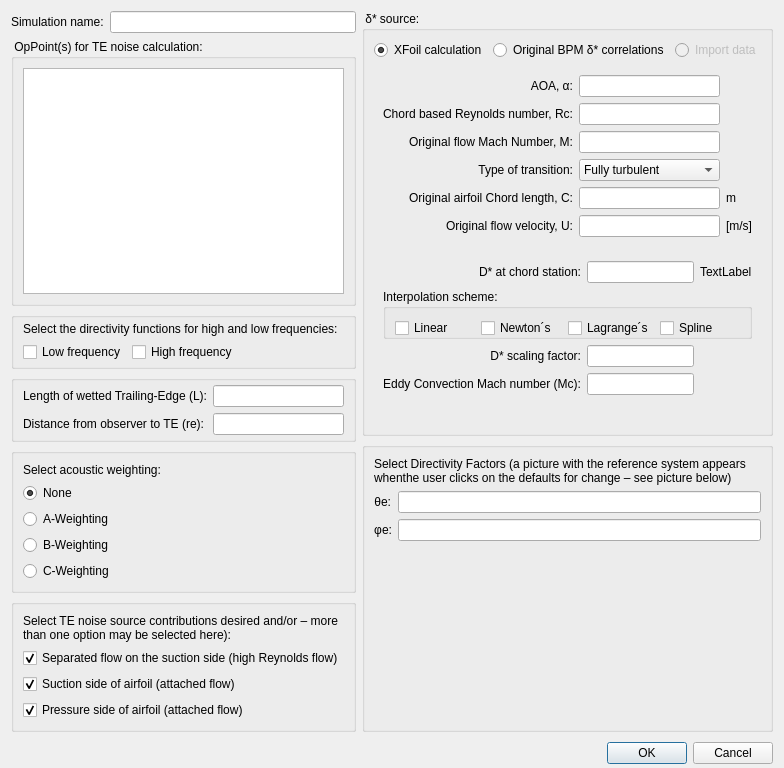
First picture: the form in src/Noise/noisesimulationdialog.ui, repository rmaugusto/qblade, before the edit.
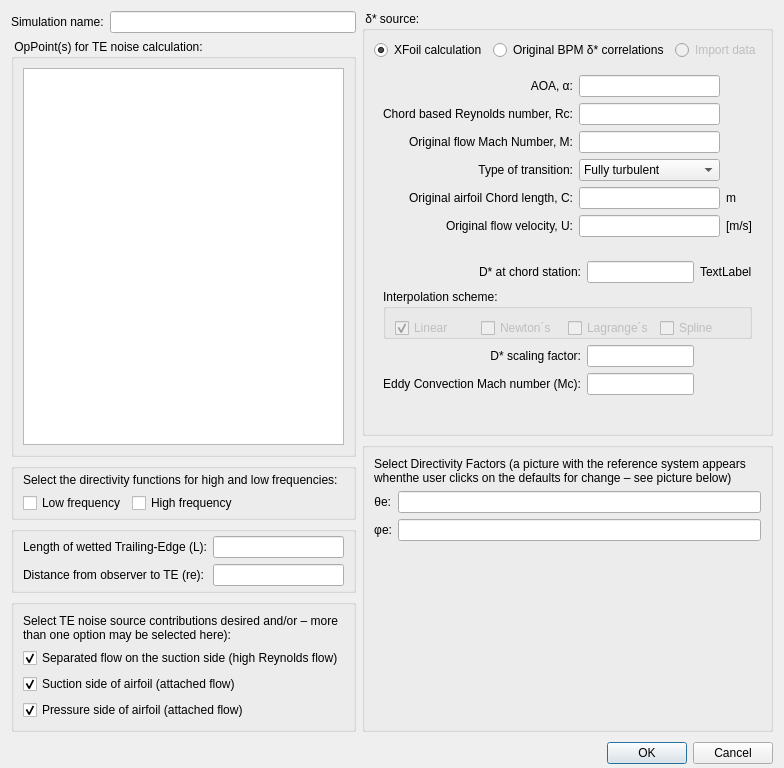
Second picture: the form after the edit. Icons and pictures are not drawn.

Commit message: noise module

```diff
--- a/src/Noise/noisesimulationdialog.ui
+++ b/src/Noise/noisesimulationdialog.ui
@@ -243,6 +243,9 @@
              <layout class="QHBoxLayout" name="horizontalLayout_2">
               <item>
                <widget class="QCheckBox" name="checkLinear">
+                <property name="enabled">
+                 <bool>false</bool>
+                </property>
                 <property name="minimumSize">
                  <size>
                   <width>0</width>
@@ -258,10 +261,19 @@
                 <property name="text">
                  <string>Linear</string>
                 </property>
+                <property name="checkable">
+                 <bool>true</bool>
+                </property>
+                <property name="checked">
+                 <bool>true</bool>
+                </property>
                </widget>
               </item>
               <item>
                <widget class="QCheckBox" name="checkNewtons">
+                <property name="enabled">
+                 <bool>false</bool>
+                </property>
                 <property name="minimumSize">
                  <size>
                   <width>0</width>
@@ -275,6 +287,9 @@
               </item>
               <item>
                <widget class="QCheckBox" name="checkLagranges">
+                <property name="enabled">
+                 <bool>false</bool>
+                </property>
                 <property name="minimumSize">
                  <size>
                   <width>0</width>
@@ -288,6 +303,9 @@
               </item>
               <item>
                <widget class="QCheckBox" name="checkSpline">
+                <property name="enabled">
+                 <bool>false</bool>
+                </property>
                 <property name="minimumSize">
                  <size>
                   <width>0</width>
@@ -590,53 +608,6 @@
        </layout>
       </widget>
      </item>
-     <item>
-      <widget class="QGroupBox" name="groupBox_5">
-       <property name="title">
-        <string/>
-       </property>
-       <layout class="QGridLayout" name="gridLayout_2">
-        <item row="0" column="0">
-         <widget class="QLabel" name="label_14">
-          <property name="text">
-           <string>Select acoustic weighting:</string>
-          </property>
-         </widget>
-        </item>
-        <item row="4" column="0">
-         <widget class="QRadioButton" name="radioButton_2">
-          <property name="text">
-           <string>C-Weighting</string>
-          </property>
-         </widget>
-        </item>
-        <item row="2" column="0">
-         <widget class="QRadioButton" name="radioButton">
-          <property name="text">
-           <string>A-Weighting</string>
-          </property>
-         </widget>
-        </item>
-        <item row="3" column="0">
-         <widget class="QRadioButton" name="radioButton_3">
-          <property name="text">
-           <string>B-Weighting</string>
-          </property>
-         </widget>
-        </item>
-        <item row="1" column="0">
-         <widget class="QRadioButton" name="radioButton_4">
-          <property name="text">
-           <string>None</string>
-          </property>
-          <property name="checked">
-           <bool>true</bool>
-          </property>
-         </widget>
-        </item>
-       </layout>
-      </widget>
-     </item>
      <item>
       <widget class="QGroupBox" name="groupBox_4">
        <property name="title">
```
Left out of the diff: 10 changed lines with no effect on the pictures. The commit also changes 1 other file.
